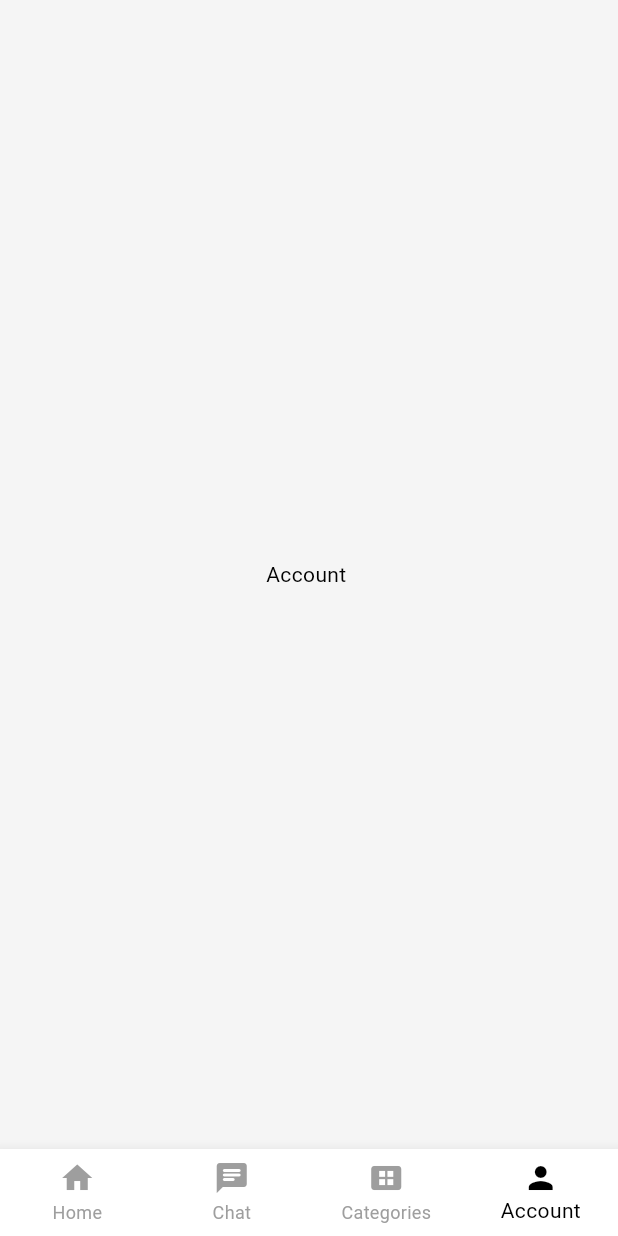
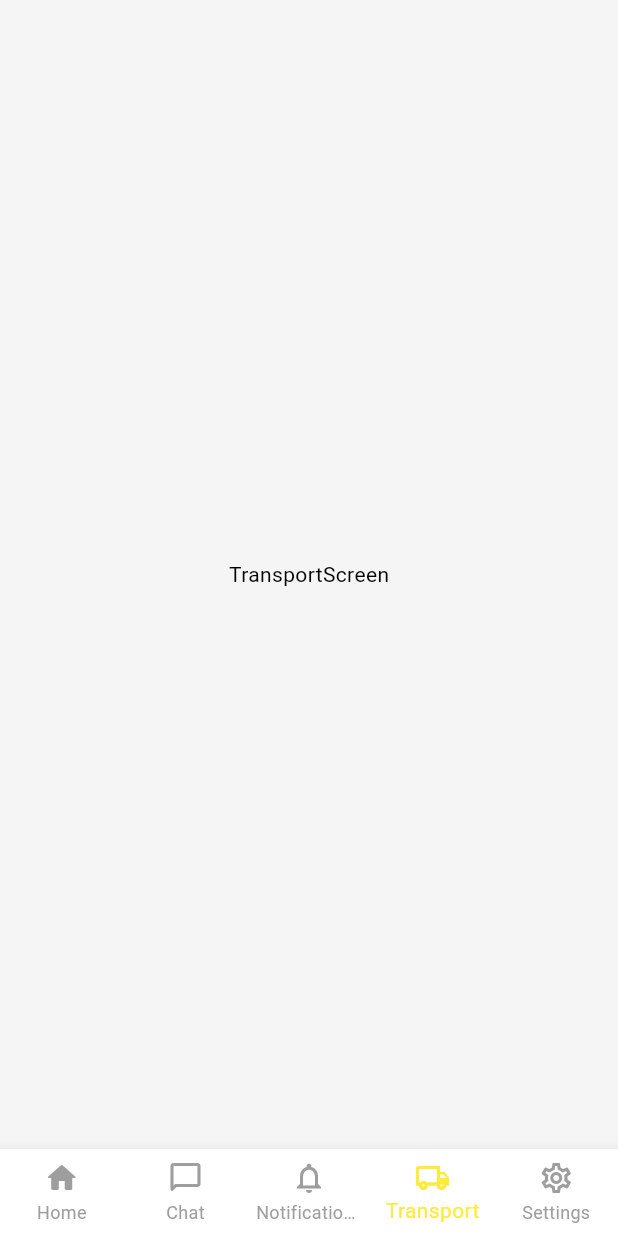
Before and after one commit to nizam-app/Market-Jango-Backend-Update, a Flutter app: the BottomNavBar screen opened by its route, item 4 of the bottom bar chosen, on a phone screen of 412 x 824 dp. Run offline on Flutter 3.47's test engine with Material 3 defaults, Android fonts, the phone set to English and light mode, and no system bars; our stand-ins replace carousel_slider, flutter_riverpod, flutter_screenutil, flutter_svg, get, go_router and 3 more.

Commit message:
Setting pages

```diff
--- a/lib/core/constants/bottom_nav_controller.dart
+++ b/lib/core/constants/bottom_nav_controller.dart
@@ -1,9 +1,10 @@
 
 import 'package:get/get.dart';
-import 'package:market_jango/features/account/screens/account_screen.dart';
+import 'package:market_jango/features/settings/screens/settings_screen.dart';
 import 'package:market_jango/features/buyer/screens/Home%20screen.dart';
-import 'package:market_jango/features/categories/screen/categories_screen.dart';
+import 'package:market_jango/features/notifications/screen/Notifications.dart';
 import 'package:market_jango/features/chat/screens/chart_screen.dart';
+import 'package:market_jango/features/transport/screens/transport.dart';
 
 class BottomNavController extends GetxController {
   var selectedIndex = 0.obs;
@@ -15,7 +16,9 @@ class BottomNavController extends GetxController {
   final pages = [
     const BuyerHomeScreen(),
     const ChartScreen(),
-    const CategoriesScreen(),
-    const AccountScreen(),
+    const NotificationsScreen(),
+     const TransportScreen(),
+    const SettingScreen(),
+
   ];
 }
--- a/lib/core/widget/bottom_nav_bar.dart
+++ b/lib/core/widget/bottom_nav_bar.dart
@@ -1,81 +1,7 @@
-// import 'package:flutter/material.dart';
-// import 'package:market_jango/features/account/screens/account_screen.dart';
-// import 'package:market_jango/features/buyer/screens/Home%20screen.dart';
-// import 'package:market_jango/features/categories/screen/categories_screen.dart';
-// import 'package:market_jango/features/chat/screens/chart_screen.dart';
-
-// class BottomNavBar extends StatefulWidget {
-//   const BottomNavBar({super.key});
-//   static const String routeName='/bottom_nav_bar';
-
-//   @override
-//   State<BottomNavBar> createState() => _BottomNavBarState();
-// }
-
-// class _BottomNavBarState extends State<BottomNavBar> {
-//   final selectedIndex = 0;
-
-//   List<Widget> pages = [
-//     BuyerHomeScreen(),
-//     ChartScreen(),
-//     CategoriesScreen(),
-//     AccountScreen(),
-//   ];
-
-//   @override
-//   Widget build(BuildContext context) {
-//     return Scaffold(
-//   bottomNavigationBar:  BottomNavigationBar(
-//              // currentIndex: controller.selectedIndex.value,
-//               backgroundColor: Colors.white,
-//               selectedItemColor: Colors.black,
-//               unselectedItemColor: Colors.grey,
-//               type: BottomNavigationBarType.fixed,
-//               //onTap: controller.changeIndex,
-//               items: [
-//                 BottomNavigationBarItem(
-//                   icon: Icon(
-//                     Icons.home,
-//                   ),
-//                   label: "Home",
-//                 ),
-//                 BottomNavigationBarItem(
-//                   icon: Icon(
-//                     Icons.chat_rounded,
-//                   ),
-//                   label: "Chart ",
-//                 ),
-//                 BottomNavigationBarItem(
-//                   icon: Icon(
-//                     Icons.view_cozy,
-//                   ),
-//                   label: "Categories",
-//                 ),
-//                 BottomNavigationBarItem(
-//                   icon: Icon(
-//                     Icons.person,
-//                   ),
-//                   label: "Account",
-//                 ),
-//               ],
-//             ),
-//     );
-//   }
-// }
-
-
-
-
-
 
 import 'package:flutter/material.dart';
 import 'package:get/get.dart';
 import 'package:market_jango/core/constants/bottom_nav_controller.dart';
-// import 'package:market_jango/features/account/screens/account_screen.dart';
-// import 'package:market_jango/features/buyer/screens/Home%20screen.dart';
-// import 'package:market_jango/features/categories/screen/categories_screen.dart';
-// import 'package:market_jango/features/chat/screens/chart_screen.dart';
-// import 'package:market_jango/controller/bottom_nav_controller.dart';
 
 class BottomNavBar extends StatelessWidget {
   const BottomNavBar({super.key});
@@ -91,25 +17,29 @@ class BottomNavBar extends StatelessWidget {
             currentIndex: controller.selectedIndex.value,
             onTap: controller.changeIndex,
             backgroundColor: Colors.white,
-            selectedItemColor: Colors.black,
+            selectedItemColor: Colors.yellow.shade500,
             unselectedItemColor: Colors.grey,
             type: BottomNavigationBarType.fixed,
             items: const [
               BottomNavigationBarItem(
-                icon: Icon(Icons.home),
+                icon: Icon(Icons.home_rounded),
                 label: "Home",
               ),
               BottomNavigationBarItem(
-                icon: Icon(Icons.chat_rounded),
+                icon: Icon(Icons.chat_bubble_outline_rounded),
                 label: "Chat",
               ),
               BottomNavigationBarItem(
-                icon: Icon(Icons.view_cozy),
-                label: "Categories",
+                icon: Icon(Icons.notifications_none),
+                label: "Notifications ",
               ),
               BottomNavigationBarItem(
-                icon: Icon(Icons.person),
-                label: "Account",
+                icon: Icon(Icons.local_shipping_outlined),
+                   label: "Transport",
+              ),
+              BottomNavigationBarItem(
+                icon: Icon( Icons.settings_outlined,),
+                label: "Settings",
               ),
             ],
           ),
--- a/lib/features/account/screens/account_screen.dart
+++ /dev/null
@@ -1,16 +0,0 @@
-import 'package:flutter/material.dart';
-
-class AccountScreen extends StatelessWidget {
-  const AccountScreen({super.key});
-
-  static const String routeName = '/account_screen';
-
-  @override
-  Widget build(BuildContext context) {
-    return  Scaffold(
-      body: Center(
-        child: Text("Account "),
-      ),
-    );
-  }
-}
--- /dev/null
+++ b/lib/features/transport/screens/transport.dart
@@ -0,0 +1,16 @@
+import 'package:flutter/material.dart';
+
+class TransportScreen extends StatelessWidget {
+  const TransportScreen({super.key});
+  static const String routeName = '/transport';
+
+
+  @override
+  Widget build(BuildContext context) {
+    return  Scaffold(
+      body: Center(
+        child: Text("TransportScreen"),
+      ),
+    );
+  }
+}
--- a/lib/routes/app_routes.dart
+++ b/lib/routes/app_routes.dart
@@ -1,7 +1,7 @@
 import 'package:flutter/material.dart';
 import 'package:go_router/go_router.dart';
 import 'package:market_jango/core/widget/bottom_nav_bar.dart';
-import 'package:market_jango/features/account/screens/account_screen.dart';
+import 'package:market_jango/features/settings/screens/settings_screen.dart';
 import 'package:market_jango/features/auth/screens/Congratulation.dart';
 import 'package:market_jango/features/auth/screens/code_screen.dart';
 import 'package:market_jango/features/auth/screens/email_screen.dart';
@@ -14,8 +14,9 @@ import 'package:market_jango/features/auth/screens/user.dart';
 import 'package:market_jango/features/auth/screens/vendor_request_from.dart';
 import 'package:market_jango/features/auth/screens/verification_screen.dart';
 import 'package:market_jango/features/buyer/screens/Home%20screen.dart';
-import 'package:market_jango/features/categories/screen/categories_screen.dart';
+import 'package:market_jango/features/notifications/screen/Notifications.dart';
 import 'package:market_jango/features/chat/screens/chart_screen.dart';
+import 'package:market_jango/features/transport/screens/transport.dart';
 
 import '../features/auth/screens/forgot_password_screen.dart';
 import '../features/auth/screens/login_screen.dart';
@@ -97,9 +98,9 @@ GoRoute(path:VendorRequestFrom.routeName,
      ),
 
   GoRoute(
-      path: AccountScreen.routeName,
-      name: 'account_screen',
-      builder: (context, state) => const AccountScreen(),
+      path: SettingScreen.routeName,
+      name: 'settings_screen',
+      builder: (context, state) => const SettingScreen(),
     ),
 
 
@@ -110,9 +111,9 @@ GoRoute(
     ),
 
     GoRoute(
-      path: CategoriesScreen.routeName,
-      name: 'categories_screen',
-      builder: (context, state) => const CategoriesScreen(),
+      path: NotificationsScreen.routeName,
+      name: 'notifications_screen',
+      builder: (context, state) => const NotificationsScreen(),
     ),
 
     GoRoute(
@@ -126,6 +127,12 @@ GoRoute(
       builder: (context, state) => const BuyerHomeScreen(),
     ),
 
+    GoRoute(
+      path: TransportScreen.routeName,
+      name: 'transport',
+      builder: (context, state) => const TransportScreen(),
+    ),
+
 
   ],
 );
```
Also changed, not shown: lib/features/notifications/screen/Notifications.dart (renamed from lib/features/categories/screen/categories_screen.dart, +3 -4 lines), lib/features/settings/screens/settings_screen.dart (added, +150 -0 lines).
